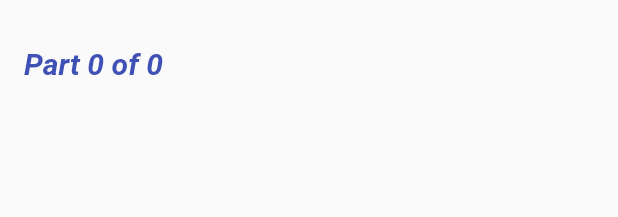
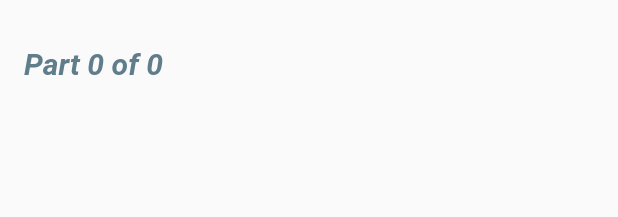
Before and after one commit to BUPicari/kalahok_mobile, a Flutter app: the OpenEndedQuestionWidget widget shown alone on an empty page, opened directly with empty values, on a phone screen of 412 x 824 dp. Shown: the top 217 px of the screen. Run offline on Flutter 3.47's test engine with Material 2 defaults, Android fonts, the phone set to English and light mode, and no system bars; our stand-ins replace animated_splash_screen, equatable, flutter_bloc, sqflite; accounts and stored records are empty; network calls fail.

Commit message:
WIP: refactor some codes

```diff
--- a/lib/bloc/survey/survey_event.dart
+++ b/lib/bloc/survey/survey_event.dart
@@ -3,9 +3,9 @@ part of 'survey_bloc.dart';
 @immutable
 abstract class SurveyEvent extends Equatable {
   const SurveyEvent();
-}
 
-class LoadSurveyEvent extends SurveyEvent {
   @override
   List<Object> get props => [];
 }
+
+class GetSurveyListEvent extends SurveyEvent {}
--- a/lib/config/api_config.dart
+++ b/lib/config/api_config.dart
@@ -1,3 +1,3 @@
 class ApiConfig {
-  static String baseUrl = 'http://192.168.155.145:3001';
+  static String baseUrl = 'http://192.168.87.146:3001';
 }
--- a/lib/data/models/survey_model.dart
+++ b/lib/data/models/survey_model.dart
@@ -1,12 +1,13 @@
 class Survey {
-  int id;
-  String title;
-  int answeredCount;
-  String completionEstimatedTime;
-  bool status;
-  String addedAt;
-  String updatedAt;
-  List<Question> questionnaires;
+  int id = 0;
+  String title = "";
+  int answeredCount = 0;
+  String completionEstimatedTime = "";
+  bool status = false;
+  String addedAt = "";
+  String updatedAt = "";
+  List<Question> questionnaires = [];
+  String? error;
 
   Survey({
     required this.id,
@@ -18,6 +19,10 @@ class Survey {
     required this.updatedAt,
     required this.questionnaires,
   });
+
+  Survey.withError(String errorMessage) {
+    error = errorMessage;
+  }
 
   factory Survey.fromJson(Map<String, dynamic> json) {
     var questionnairesJson = json['questionnaires'] as List;
--- /dev/null
+++ b/lib/data/resources/survey/survey_repo.dart
@@ -0,0 +1,12 @@
+import 'package:kalahok_mobile/data/models/survey_model.dart';
+import 'package:kalahok_mobile/data/resources/survey/survey_provider.dart';
+
+class SurveyRepository {
+  final _provider = SurveyProvider();
+
+  Future<Survey> getSurveyList() {
+    return _provider.getSurveyList();
+  }
+}
+
+class NetworkError extends Error {}
--- a/lib/screens/widgets/questions/open_ended_question_widget.dart
+++ b/lib/screens/widgets/questions/open_ended_question_widget.dart
@@ -27,7 +27,7 @@ class OpenEndedQuestionWidget extends StatelessWidget {
               fontWeight: FontWeight.bold,
               fontSize: 20,
               fontStyle: FontStyle.italic,
-              color: Colors.indigo,
+              color: Colors.blueGrey,
             ),
           ),
           const SizedBox(height: 32),
--- a/lib/screens/widgets/questions/rating_question_widget.dart
+++ b/lib/screens/widgets/questions/rating_question_widget.dart
@@ -28,7 +28,7 @@ class RatingQuestionWidget extends StatelessWidget {
               fontWeight: FontWeight.bold,
               fontSize: 20,
               fontStyle: FontStyle.italic,
-              color: Colors.indigo,
+              color: Colors.blueGrey,
             ),
           ),
           const SizedBox(height: 32),
--- a/lib/screens/widgets/questions/with_choices_question_widget.dart
+++ b/lib/screens/widgets/questions/with_choices_question_widget.dart
@@ -7,6 +7,7 @@ class WithChoicesQuestionWidget extends StatelessWidget {
   final String subText;
   final int itemCount;
   final int index;
+  // final ValueChanged<Choice> onClickedChoice;
 
   const WithChoicesQuestionWidget({
     Key? key,
@@ -14,6 +15,7 @@ class WithChoicesQuestionWidget extends StatelessWidget {
     required this.subText,
     required this.itemCount,
     required this.index,
+    // required this.onClickedChoice,
   }) : super(key: key);
 
   @override
@@ -30,7 +32,7 @@ class WithChoicesQuestionWidget extends StatelessWidget {
               fontWeight: FontWeight.bold,
               fontSize: 20,
               fontStyle: FontStyle.italic,
-              color: Colors.indigo,
+              color: Colors.blueGrey,
             ),
           ),
           const SizedBox(height: 32),
@@ -47,6 +49,7 @@ class WithChoicesQuestionWidget extends StatelessWidget {
           Expanded(
             child: ChoiceWidget(
               question: question,
+              // onClickedChoice: (question) {},
             ),
           ),
         ],
```
Also changed, not shown: lib/app.dart (+5 -7 lines), lib/bloc/survey/survey_bloc.dart (+11 -8 lines), lib/bloc/survey/survey_state.dart (+9 -14 lines), lib/data/repositories/survey_repo.dart (deleted, +0 -18 lines), lib/data/resources/survey/survey_provider.dart (added, +22 -0 lines), lib/screens/survey_screen.dart (+2 -5 lines), lib/screens/widgets/questions/choice_widget.dart (+10 -3 lines).
